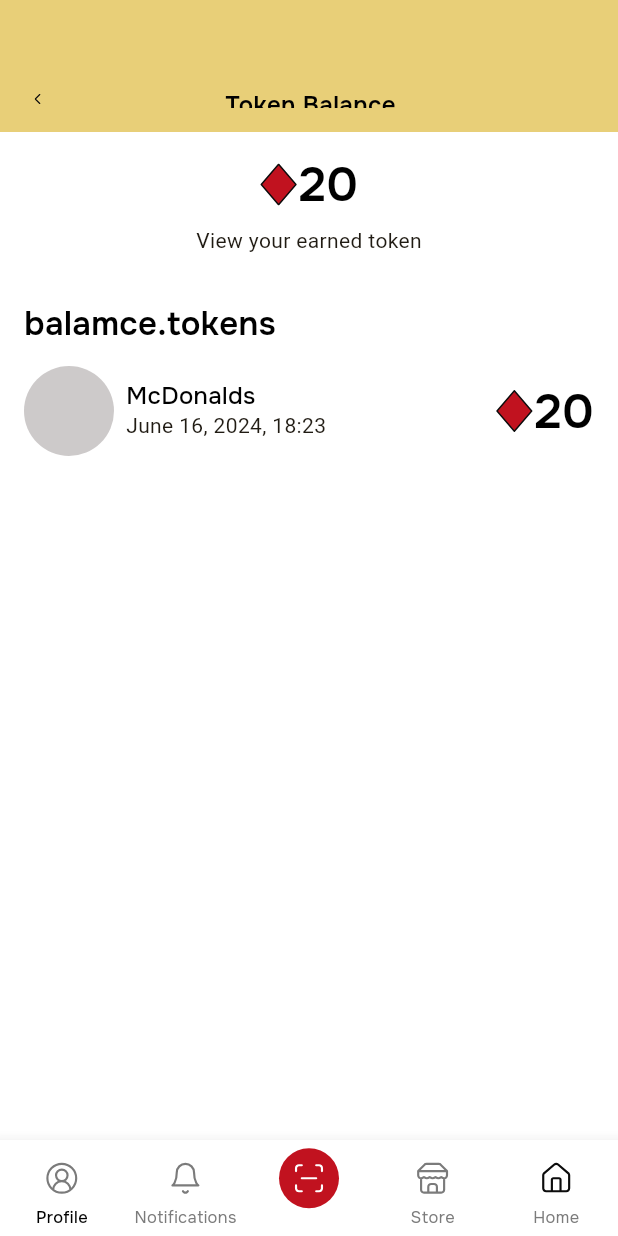
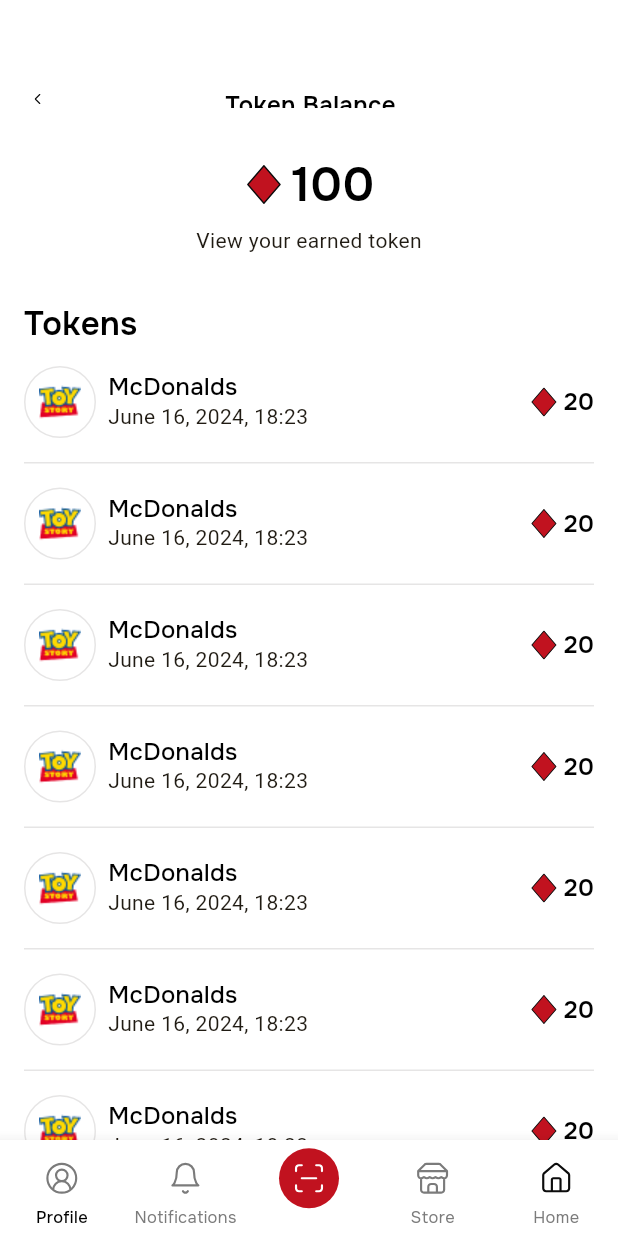
Before and after one commit to edgarpapikyan1997/denari_mobile, a Flutter app: the TokenBalanceScreen screen opened by its route, on a phone screen of 412 x 824 dp. Run offline on Flutter 3.47's test engine with Material 3 defaults, Android fonts, the phone set to English and light mode, and no system bars; our stand-ins replace easy_localization, flutter_mobx, flutter_svg, go_router, mobx, vector_graphics; generated files the repository leaves out were written again; project files that could hold a hidden picture were left out.

Commit message:
added balance page

```diff
--- /dev/null
+++ b/lib/view/screens/brand_item/brand_item_list.dart
@@ -0,0 +1,86 @@
+import 'package:denari_app/utils/extensions/context_extension.dart';
+import 'package:flutter/cupertino.dart';
+import 'package:flutter/material.dart';
+import 'brand_item_widget.dart';
+
+class BrandItemList extends StatefulWidget {
+  final List<BrandItemWidget> brandItems;
+
+  const BrandItemList({super.key, required this.brandItems});
+
+  @override
+  _BrandItemListState createState() => _BrandItemListState();
+}
+
+class _BrandItemListState extends State<BrandItemList> {
+  final ScrollController _scrollController = ScrollController();
+  List<BrandItemWidget> _displayedItems = [];
+  final int _itemsToLoad = 7;
+  bool _isLoading = false;
+
+  @override
+  void initState() {
+    super.initState();
+    _displayedItems = widget.brandItems.take(_itemsToLoad).toList();
+    _scrollController.addListener(() {
+      if (_scrollController.position.pixels == _scrollController.position.maxScrollExtent) {
+        _loadMoreItems();
+      }
+    });
+  }
+
+  @override
+  void dispose() {
+    _scrollController.dispose();
+    super.dispose();
+  }
+
+  Future<void> _loadMoreItems() async {
+    if (_isLoading || _displayedItems.length >= widget.brandItems.length) {
+      return;
+    }
+    setState(() {
+      _isLoading = true;
+    });
+
+    // Simulate network delay
+    await Future.delayed(const Duration(seconds: 1));
+
+    setState(() {
+      final nextItems = widget.brandItems.skip(_displayedItems.length).take(_itemsToLoad).toList();
+      _displayedItems.addAll(nextItems);
+      _isLoading = false;
+    });
+  }
+
+  @override
+  Widget build(BuildContext context) {
+    return SizedBox(
+      height: context.height,
+      child: CustomScrollView(
+        controller: _scrollController,
+        physics: const BouncingScrollPhysics(),
+        slivers: [
+          SliverList(
+            delegate: SliverChildBuilderDelegate(
+                  (context, index) {
+                return _displayedItems[index];
+              },
+              childCount: _displayedItems.length,
+            ),
+          ),
+          // Show loading indicator at the end of the list
+          if (_isLoading)
+            const SliverToBoxAdapter(
+              child: Padding(
+                padding: EdgeInsets.all(16.0),
+                child: Center(
+                  child: CupertinoActivityIndicator(),
+                ),
+              ),
+            ),
+        ],
+      ),
+    );
+  }
+}
--- /dev/null
+++ b/lib/view/screens/brand_item/brand_item_widget.dart
@@ -0,0 +1,85 @@
+import 'package:denari_app/utils/extensions/context_extension.dart';
+import 'package:denari_app/utils/extensions/extensions.dart';
+import 'package:flutter/cupertino.dart';
+import 'package:flutter/material.dart';
+import 'package:flutter/painting.dart';
+import 'package:flutter/widgets.dart';
+
+import '../../../gen/assets.gen.dart';
+import '../../../utils/themes/app_colors.dart';
+import '../../widgets/balance_widget.dart';
+
+class BrandItemWidget extends StatelessWidget {
+  final String avatar;
+  final String brandName;
+  final String? lastUpdate;
+  final String tokenBalance;
+  final Widget? tealButton;
+
+  const BrandItemWidget(
+      {super.key,
+      required this.avatar,
+      required this.brandName,
+      this.lastUpdate,
+      required this.tokenBalance,
+      this.tealButton});
+
+  @override
+  Widget build(BuildContext context) {
+    return Column(
+      children: [
+        Row(
+          children: [
+            Container(
+              height: 48,
+              width: 48,
+              decoration: BoxDecoration(
+                  shape: BoxShape.circle,
+                  image: DecorationImage(
+                    image: AssetImage(avatar),
+                  ),
+                  border: Border.all(width: 1, color: AppColors.borderColor)),
+            ),
+            SizedBox(
+              width: 8,
+            ),
+            lastUpdate != null
+                ? Column(
+                    crossAxisAlignment: CrossAxisAlignment.start,
+                    children: [
+                      Text(
+                        brandName,
+                        style: context.theme.headline4.medium,
+                      ),
+                      Text(lastUpdate!),
+                    ],
+                  )
+                : Text(
+                    brandName,
+                    style: context.theme.headline4.regular,
+                  ),
+            const Spacer(),
+            BalanceWidget(
+              isTokenBalance: lastUpdate != null ? true : false,
+              tokenIconHeight: 20,
+              tokenIconWidth: 18,
+              balance: tokenBalance,
+              textStyle: context.theme.headline4,
+            ),
+            tealButton ?? SizedBox(),
+          ],
+        ),
+        SizedBox(
+          height: 16,
+        ),
+        Divider(
+          height: 1,
+          color: AppColors.borderColor,
+        ),
+        SizedBox(
+          height: 16,
+        ),
+      ],
+    );
+  }
+}
--- a/lib/view/screens/main_screen/brand_token_widget.dart
+++ /dev/null
@@ -1,43 +0,0 @@
-import 'package:denari_app/utils/extensions/context_extension.dart';
-import 'package:flutter/cupertino.dart';
-import 'package:flutter/material.dart';
-
-import '../../../utils/themes/app_colors.dart';
-
-class BrandTokenWidget extends StatelessWidget {
-  final String avatar;
-  final String brandName;
-  final String lastUpdate;
-  final Widget tokenBalance;
-
-  const BrandTokenWidget(
-      {super.key,
-      required this.avatar,
-      required this.brandName,
-      required this.lastUpdate,
-      required this.tokenBalance});
-
-  @override
-  Widget build(BuildContext context) {
-    return Row(
-      children: [
-        CircleAvatar(
-          radius: 30,
-          backgroundColor: AppColors.greyLight,
-        ),
-        SizedBox(
-          width: 8,
-        ),
-        Column(
-          crossAxisAlignment: CrossAxisAlignment.start,
-          children: [
-            Text(brandName, style: context.theme.headline4.medium,),
-            Text(lastUpdate),
-          ],
-        ),
-        Spacer(),
-        tokenBalance,
-      ],
-    );
-  }
-}
--- a/lib/view/screens/main_screen/token_balance_screen.dart
+++ b/lib/view/screens/main_screen/token_balance_screen.dart
@@ -1,13 +1,16 @@
 import 'package:denari_app/store/token_balance_state/token_balance_state.dart';
 import 'package:denari_app/utils/extensions/extensions.dart';
-import 'package:denari_app/view/screens/main_screen/brand_token_widget.dart';
+import 'package:denari_app/view/screens/brand_item/brand_item_list.dart';
+import 'package:denari_app/view/screens/brand_item/brand_item_widget.dart';
 import 'package:denari_app/view/widgets/custom_app_bar.dart';
 import 'package:denari_app/view/widgets/preview_banner/preview_banner.dart';
+import 'package:flutter/cupertino.dart';
 import 'package:flutter/material.dart';
+import 'package:flutter/widgets.dart';
 import 'package:go_router/go_router.dart';
-
 import '../../../gen/assets.gen.dart';
-import '../../../utils/themes/app_colors.dart';
+import '../../widgets/balance_widget.dart';
+import '../../widgets/no_data_widget.dart';
 
 class TokenBalanceScreen extends StatefulWidget {
   const TokenBalanceScreen({super.key});
@@ -17,29 +20,125 @@
 }
 
 class _TokenBalanceScreenState extends State<TokenBalanceScreen> {
-  final TokenBalanceState tokenBalanceState = TokenBalanceState();
+  final _tokenBalanceState = TokenBalanceState();
 
-  Widget getTokenBalance() {
-    tokenBalanceState.getTokenBalance();
-    return Row(
-      mainAxisAlignment: MainAxisAlignment.center,
-      children: [
-        Assets.media.icons.token.svg(),
-        Text(
-          tokenBalanceState.earnedToken.toString(),
-          style: context.theme.headline1,
-        )
-      ],
-    );
-  }
+  /// Must et list of models
+
+  final brandItems = [
+    BrandItemWidget(
+      avatar: Assets.media.images.toyStory.path,
+      brandName: 'McDonalds',
+      lastUpdate: 'June 16, 2024, 18:23',
+      tokenBalance: TokenBalanceState().getTokenBalanceByBrand(),
+      // tealButton: Icon(Icons.chevron_right),
+    ),
+    BrandItemWidget(
+      avatar: Assets.media.images.toyStory.path,
+      brandName: 'McDonalds',
+      lastUpdate: 'June 16, 2024, 18:23',
+      tokenBalance: TokenBalanceState().getTokenBalanceByBrand(),
+      // tealButton: Icon(Icons.chevron_right),
+    ),
+    BrandItemWidget(
+      avatar: Assets.media.images.toyStory.path,
+      brandName: 'McDonalds',
+      lastUpdate: 'June 16, 2024, 18:23',
+      tokenBalance: TokenBalanceState().getTokenBalanceByBrand(),
+      // tealButton: Icon(Icons.chevron_right),
+    ),
+    BrandItemWidget(
+      avatar: Assets.media.images.toyStory.path,
+      brandName: 'McDonalds',
+      lastUpdate: 'June 16, 2024, 18:23',
+      tokenBalance: TokenBalanceState().getTokenBalanceByBrand(),
+      // tealButton: Icon(Icons.chevron_right),
+    ),
+    BrandItemWidget(
+      avatar: Assets.media.images.toyStory.path,
+      brandName: 'McDonalds',
+      lastUpdate: 'June 16, 2024, 18:23',
+      tokenBalance: TokenBalanceState().getTokenBalanceByBrand(),
+      // tealButton: Icon(Icons.chevron_right),
+    ),
+    BrandItemWidget(
+      avatar: Assets.media.images.toyStory.path,
+      brandName: 'McDonalds',
+      lastUpdate: 'June 16, 2024, 18:23',
+      tokenBalance: TokenBalanceState().getTokenBalanceByBrand(),
+      // tealButton: Icon(Icons.chevron_right),
+    ),
+    BrandItemWidget(
+      avatar: Assets.media.images.toyStory.path,
+      brandName: 'McDonalds',
+      lastUpdate: 'June 16, 2024, 18:23',
+      tokenBalance: TokenBalanceState().getTokenBalanceByBrand(),
+      // tealButton: Icon(Icons.chevron_right),
+    ),
+    BrandItemWidget(
+      avatar: Assets.media.images.toyStory.path,
+      brandName: 'McDonalds',
+      lastUpdate: 'June 16, 2024, 18:23',
+      tokenBalance: TokenBalanceState().getTokenBalanceByBrand(),
+      // tealButton: Icon(Icons.chevron_right),
+    ),
+    BrandItemWidget(
+      avatar: Assets.media.images.toyStory.path,
+      brandName: 'McDonalds',
+      lastUpdate: 'June 16, 2024, 18:23',
+      tokenBalance: TokenBalanceState().getTokenBalanceByBrand(),
+      // tealButton: Icon(Icons.chevron_right),
+    ),
+    BrandItemWidget(
+      avatar: Assets.media.images.toyStory.path,
+      brandName: 'McDonalds',
+      lastUpdate: 'June 16, 2024, 18:23',
+      tokenBalance: TokenBalanceState().getTokenBalanceByBrand(),
+      // tealButton: Icon(Icons.chevron_right),
+    ),
+    BrandItemWidget(
+      avatar: Assets.media.images.toyStory.path,
+      brandName: 'McDonalds',
+      lastUpdate: 'June 16, 2024, 18:23',
+      tokenBalance: TokenBalanceState().getTokenBalanceByBrand(),
+      // tealButton: Icon(Icons.chevron_right),
+    ),
+    BrandItemWidget(
+      avatar: Assets.media.images.toyStory.path,
+      brandName: 'McDonalds',
+      lastUpdate: 'June 16, 2024, 18:23',
+      tokenBalance: TokenBalanceState().getTokenBalanceByBrand(),
+      // tealButton: Icon(Icons.chevron_right),
+    ),
+    BrandItemWidget(
+      avatar: Assets.media.images.toyStory.path,
+      brandName: 'McDonalds',
+      lastUpdate: 'June 16, 2024, 18:23',
+      tokenBalance: TokenBalanceState().getTokenBalanceByBrand(),
+      // tealButton: Icon(Icons.chevron_right),
+    ),
+    BrandItemWidget(
+      avatar: Assets.media.images.toyStory.path,
+      brandName: 'McDonalds',
+      lastUpdate: 'June 16, 2024, 18:23',
+      tokenBalance: TokenBalanceState().getTokenBalanceByBrand(),
+      // tealButton: Icon(Icons.chevron_right),
+    ),
+    BrandItemWidget(
+      avatar: Assets.media.images.toyStory.path,
+      brandName: 'McDonalds',
+      lastUpdate: 'June 16, 2024, 18:23',
+      tokenBalance: TokenBalanceState().getTokenBalanceByBrand(),
+      // tealButton: Icon(Icons.chevron_right),
+    ),
+
+  ];
 
   @override
   Widget build(BuildContext context) {
     return Scaffold(
       appBar: PreferredSize(
-          preferredSize: Size(0, 88),
+        preferredSize: const Size(0, 88),
         child: CustomAppBar(
-            appBarColor: AppColors.yellowLight,
           leadingIcon: GestureDetector(
               onTap: () {
                 context.pop();
@@ -51,7 +150,8 @@
           ),
         ),
       ),
-        body: Container(
+      body: _tokenBalanceState.earnedToken != 0
+          ? Container(
               margin: EdgeInsets.only(left: 16, right: 16),
               width: context.width,
               child: Column(
@@ -60,7 +160,13 @@
                   SizedBox(
                     height: 16,
                   ),
-              getTokenBalance(),
+                  BalanceWidget(
+                    isTokenBalance: true,
+                    tokenIconHeight: 26,
+                    tokenIconWidth: 28,
+                    balance: '100',
+                    textStyle: context.theme.headline1,
+                  ),
                   SizedBox(
                     height: 8,
                   ),
@@ -70,18 +176,25 @@
                   ),
                   PreviewBanner(
                     leadingBanner: Text(
-                  'balamce.tokens'.tr(),
+                      'balance.tokens'.tr(),
                       style: context.theme.headline2.bold,
                     ),
                   ),
-              SizedBox(height: 16,),
-              BrandTokenWidget(
-                  avatar: 'M',
-                  brandName: 'McDonalds',
-                  lastUpdate: 'June 16, 2024, 18:23',
-                  tokenBalance: getTokenBalance()),
+                  SizedBox(
+                    height: 16,
+                  ),
+                  Expanded(child: BrandItemList(brandItems: brandItems))
                 ],
               ),
-        ));
+            )
+          : NoDataWidget(
+              asset: Assets.media.images.cryptoCurrencyNamecoin.image(
+                height: 96,
+                width: 96,
+              ),
+              title: "balance.emptyBalance".tr(),
+              description: "balance.emptyBalanceDescription".tr()
+            ),
+    );
   }
 }
--- /dev/null
+++ b/lib/view/widgets/balance_widget.dart
@@ -0,0 +1,42 @@
+import 'package:denari_app/utils/extensions/context_extension.dart';
+import 'package:denari_app/utils/extensions/extensions.dart';
+import 'package:flutter/material.dart';
+import '../../gen/assets.gen.dart';
+
+class BalanceWidget extends StatelessWidget {
+  final bool isTokenBalance;
+  final double tokenIconHeight;
+  final double tokenIconWidth;
+  final String balance;
+  final TextStyle textStyle;
+
+  const BalanceWidget({
+    super.key,
+    this.isTokenBalance = false,
+    required this.textStyle,
+    required this.balance,
+    this.tokenIconHeight = 25,
+    this.tokenIconWidth = 28,
+  });
+
+  @override
+  Widget build(BuildContext context) {
+    return isTokenBalance
+        ? Row(
+            mainAxisAlignment: MainAxisAlignment.center,
+            children: [
+              Assets.media.icons.token
+                  .svg(height: tokenIconHeight, width: tokenIconWidth),
+              const SizedBox(width: 4),
+              Text(
+                balance,
+                style: textStyle,
+              )
+            ],
+          )
+        : Text(
+            '$balance ${'balance.ld'.tr()}',
+            style: textStyle,
+          );
+  }
+}
--- a/lib/view/widgets/category/category_field_generator.dart
+++ b/lib/view/widgets/category/category_field_generator.dart
@@ -32,11 +32,7 @@
     return SingleChildScrollView(
       physics: const BouncingScrollPhysics(),
       scrollDirection: Axis.horizontal,
-      child: Observer(
-          builder: (context) {
-            return createWidgetCollection();
-          }
-      ),
+      child: createWidgetCollection(),
     );
   }
 }
--- a/lib/view/widgets/custom_app_bar.dart
+++ b/lib/view/widgets/custom_app_bar.dart
@@ -1,6 +1,7 @@
 import 'package:denari_app/utils/extensions/context_extension.dart';
 import 'package:denari_app/utils/extensions/widget_extension.dart';
 import 'package:flutter/material.dart';
+import 'package:go_router/go_router.dart';
 import '../../utils/themes/app_colors.dart';
 
 class CustomAppBar extends StatelessWidget {
@@ -18,7 +19,11 @@
       this.tealIcon, this.appBarColor});
 
   Widget tokenAppBar(BuildContext context) {
-    return Row(
+    return GestureDetector(
+      onTap: () {
+        context.go('/tokenBalance');
+      },
+      child: Row(
         children: [
           leadingIcon != null
               ? SizedBox(height: 28, width: 26, child: leadingIcon)
@@ -35,7 +40,8 @@
               ? SizedBox(width: 24, height: 24, child: tealIcon)
               : const SizedBox(),
         ],
-    ).paddingOnly(top: 60, left: 16, right: 16, bottom: 16);
+      ).paddingOnly(top: 60, left: 16, right: 16, bottom: 16),
+    );
   }
 
   Widget defaultAppBar() {
@@ -48,9 +54,9 @@
                 width: 24,
                 height: 24,
               ),
-        Spacer(),
-        title ?? SizedBox(),
-        Spacer(),
+        const Spacer(),
+        title ?? const SizedBox(),
+        const Spacer(),
         tealIcon != null
             ? SizedBox(child: tealIcon)
             : const SizedBox(
--- a/lib/view/widgets/main_screen_widgets/main_screen_field.dart
+++ b/lib/view/widgets/main_screen_widgets/main_screen_field.dart
@@ -14,7 +14,7 @@
   Widget build(BuildContext context) {
     return GestureDetector(
       onTap: () {
-        context.go('/tokenBalance');
+        // context.go('/tokenBalance');
       },
       child: SizedBox(
         child: Column(
--- a/lib/view/widgets/sotre_fields/store_field_generator.dart
+++ b/lib/view/widgets/store_fields/store_field_generator.dart
@@ -1,4 +1,4 @@
-import 'package:denari_app/view/widgets/sotre_fields/store_field_widget.dart';
+import 'package:denari_app/view/widgets/store_fields/store_field_widget.dart';
 import 'package:flutter/material.dart';
 
 class StoreFieldGenerator extends StatelessWidget {
--- a/pubspec.yaml
+++ b/pubspec.yaml
@@ -41,10 +41,12 @@
   mobx: ^2.3.3+2
   flutter_mobx: ^2.2.1+1
   mobx_codegen: ^2.6.1
+  get_it: ^7.7.0
 
 dev_dependencies:
   build_runner:
   flutter_gen_runner:
+
   flutter_test:
     sdk: flutter
 
```
Also changed, not shown: assets/translations/en-US.json (+6 -3 lines), lib/gen/assets.gen.dart (+13 -1 lines), lib/store/token_balance_state/token_balance_state.dart (+10 -10 lines), lib/view/screens/main_screen/main_screen.dart (+52 -31 lines), lib/view/widgets/no_data_widget.dart (added, +43 -0 lines), assets/media/icons/image-8.svg (added), assets/media/images/crypto-currency-namecoin.png (added), assets/media/images/toy_story.png (added), lib/store/token_balance_state/token_balance_state.g.dart, lib/view/widgets/store_fields/store_field_widget.dart (renamed from lib/view/widgets/sotre_fields/store_field_widget.dart), pubspec.lock. Lines whose indentation alone changed are shown as unchanged.
